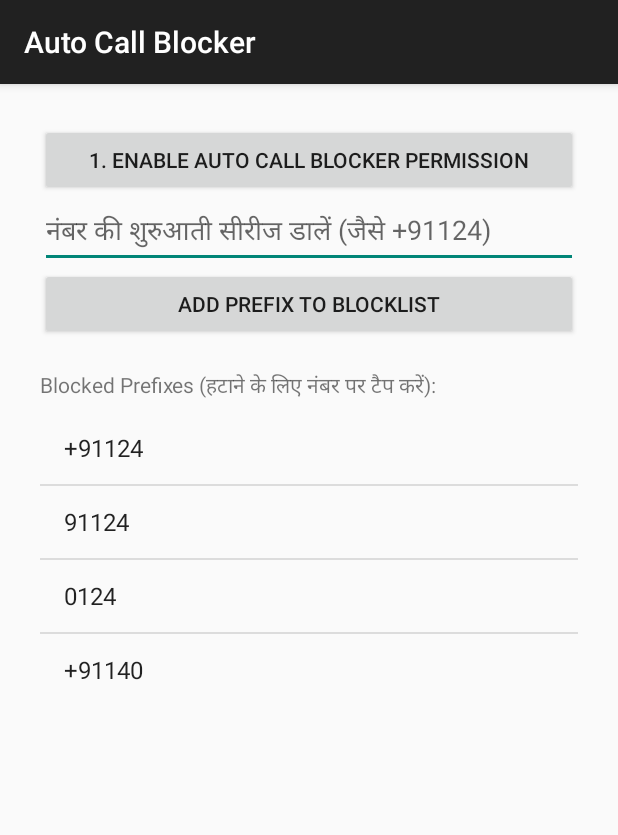
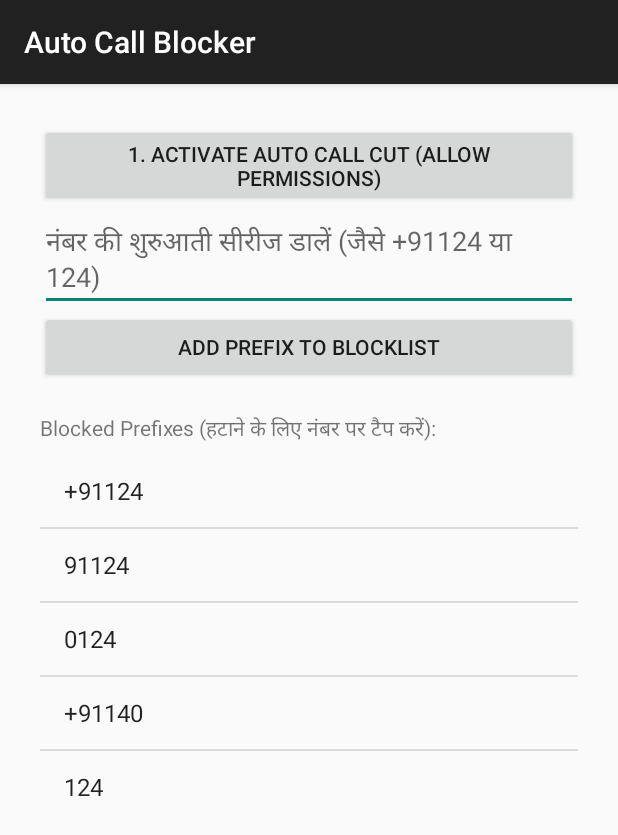
Before and after one commit to darygoyal-netizen/AutoCallBlocker, an Android app: the screen it shows after launch (MainActivity), on a phone screen of 412 x 824 dp. Shown: the top 835 px of the screen. Run offline under Robolectric (Android 15) with nearby library versions, the phone set to English and light mode, and no system bars.

Commit message:
Update MainActivity.kt

```diff
--- a/app/src/main/java/com/harshit/callblocker/MainActivity.kt
+++ b/app/src/main/java/com/harshit/callblocker/MainActivity.kt
@@ -1,12 +1,15 @@
 package com.harshit.callblocker
 
+import android.Manifest
 import android.app.role.RoleManager
 import android.content.Context
+import android.content.pm.PackageManager
 import android.os.Build
 import android.os.Bundle
 import android.widget.*
 import androidx.activity.result.contract.ActivityResultContracts
 import androidx.appcompat.app.AppCompatActivity
+import androidx.core.content.ContextCompat
 
 class MainActivity : AppCompatActivity() {
 
@@ -14,21 +17,28 @@ class MainActivity : AppCompatActivity() {
     private lateinit var adapter: ArrayAdapter<String>
     private val prefixList = mutableListOf<String>()
 
+    private val permissionLauncher = registerForActivityResult(
+        ActivityResultContracts.RequestMultiplePermissions()
+    ) { permissions ->
+        val allGranted = permissions.entries.all { it.value }
+        if (allGranted) {
+            Toast.makeText(this, "Auto Call Cut एक्टिवेट हो गया!", Toast.LENGTH_LONG).show()
+            requestScreeningRoleOptional()
+        } else {
+            Toast.makeText(this, "कृपया सभी Phone Permissions को Allow करें!", Toast.LENGTH_LONG).show()
+        }
+    }
+
     private val roleLauncher = registerForActivityResult(
         ActivityResultContracts.StartActivityForResult()
-    ) { result ->
-        if (result.resultCode == RESULT_OK) {
-            Toast.makeText(this, "Blocker Activated!", Toast.LENGTH_SHORT).show()
-        } else {
-            Toast.makeText(this, "Permission Denied!", Toast.LENGTH_SHORT).show()
-        }
-    }
+    ) { }
 
     override fun onCreate(savedInstanceState: Bundle?) {
         super.onCreate(savedInstanceState)
 
         val prefs = getSharedPreferences("BlockerPrefs", Context.MODE_PRIVATE)
-        val saved = prefs.getStringSet("prefixes", setOf("+91124", "91124", "0124", "+91140")) ?: emptySet()
+        val defaultSet = setOf("+91124", "91124", "0124", "+91140", "124")
+        val saved = prefs.getStringSet("prefixes", defaultSet) ?: defaultSet
         prefixList.addAll(saved)
 
         val layout = LinearLayout(this).apply {
@@ -37,16 +47,16 @@ class MainActivity : AppCompatActivity() {
         }
 
         val roleBtn = Button(this).apply {
-            text = "1. Enable Auto Call Blocker Permission"
-            setOnClickListener { requestScreeningRole() }
+            text = "1. ACTIVATE AUTO CALL CUT (ALLOW PERMISSIONS)"
+            setOnClickListener { requestAllPermissions() }
         }
 
         val input = EditText(this).apply {
-            hint = "नंबर की शुरुआती सीरीज डालें (जैसे +91124)"
+            hint = "नंबर की शुरुआती सीरीज डालें (जैसे +91124 या 124)"
         }
 
         val addBtn = Button(this).apply {
-            text = "Add Prefix to Blocklist"
+            text = "ADD PREFIX TO BLOCKLIST"
             setOnClickListener {
                 val text = input.text.toString().trim()
                 if (text.isNotEmpty() && !prefixList.contains(text)) {
@@ -81,24 +91,42 @@ class MainActivity : AppCompatActivity() {
         layout.addView(listView)
 
         setContentView(layout)
+
+        // ऐप खुलते ही परमिशन चेक करें
+        requestAllPermissions()
+    }
+
+    private fun requestAllPermissions() {
+        val requiredPermissions = arrayOf(
+            Manifest.permission.READ_PHONE_STATE,
+            Manifest.permission.READ_CALL_LOG,
+            Manifest.permission.ANSWER_PHONE_CALLS,
+            Manifest.permission.CALL_PHONE
+        )
+
+        val missing = requiredPermissions.filter {
+            ContextCompat.checkSelfPermission(this, it) != PackageManager.PERMISSION_GRANTED
+        }
+
+        if (missing.isNotEmpty()) {
+            permissionLauncher.launch(missing.toTypedArray())
+        } else {
+            Toast.makeText(this, "Auto Blocker पूरी तरह तैयार और चालू है!", Toast.LENGTH_SHORT).show()
+        }
+    }
+
+    private fun requestScreeningRoleOptional() {
+        if (Build.VERSION.SDK_INT >= Build.VERSION_CODES.Q) {
+            val roleManager = getSystemService(Context.ROLE_SERVICE) as RoleManager
+            if (roleManager.isRoleAvailable(RoleManager.ROLE_CALL_SCREENING) &&
+                !roleManager.isRoleHeld(RoleManager.ROLE_CALL_SCREENING)) {
+                roleLauncher.launch(roleManager.createRequestRoleIntent(RoleManager.ROLE_CALL_SCREENING))
+            }
+        }
     }
 
     private fun savePrefixes() {
         val prefs = getSharedPreferences("BlockerPrefs", Context.MODE_PRIVATE)
         prefs.edit().putStringSet("prefixes", prefixList.toSet()).apply()
     }
-
-    private fun requestScreeningRole() {
-        if (Build.VERSION.SDK_INT >= Build.VERSION_CODES.Q) {
-            val roleManager = getSystemService(Context.ROLE_SERVICE) as RoleManager
-            if (roleManager.isRoleAvailable(RoleManager.ROLE_CALL_SCREENING)) {
-                if (!roleManager.isRoleHeld(RoleManager.ROLE_CALL_SCREENING)) {
-                    val intent = roleManager.createRequestRoleIntent(RoleManager.ROLE_CALL_SCREENING)
-                    roleLauncher.launch(intent)
-                } else {
-                    Toast.makeText(this, "पहले से ही एक्टिव है!", Toast.LENGTH_SHORT).show()
-                }
-            }
-        }
-    }
 }
```
